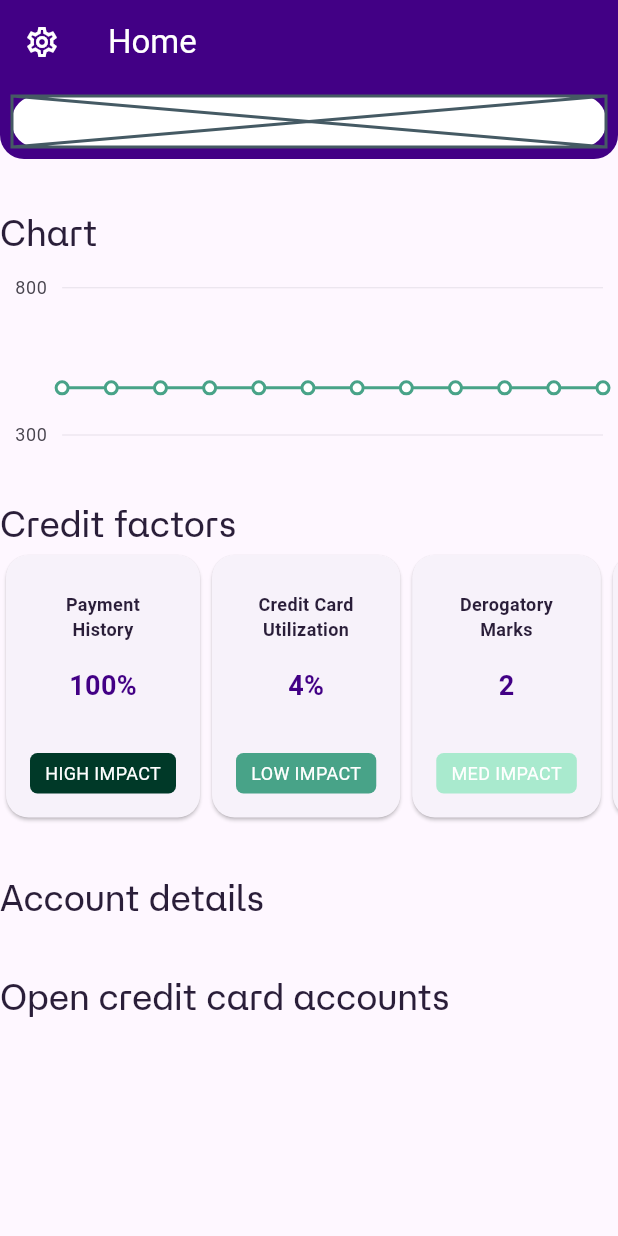
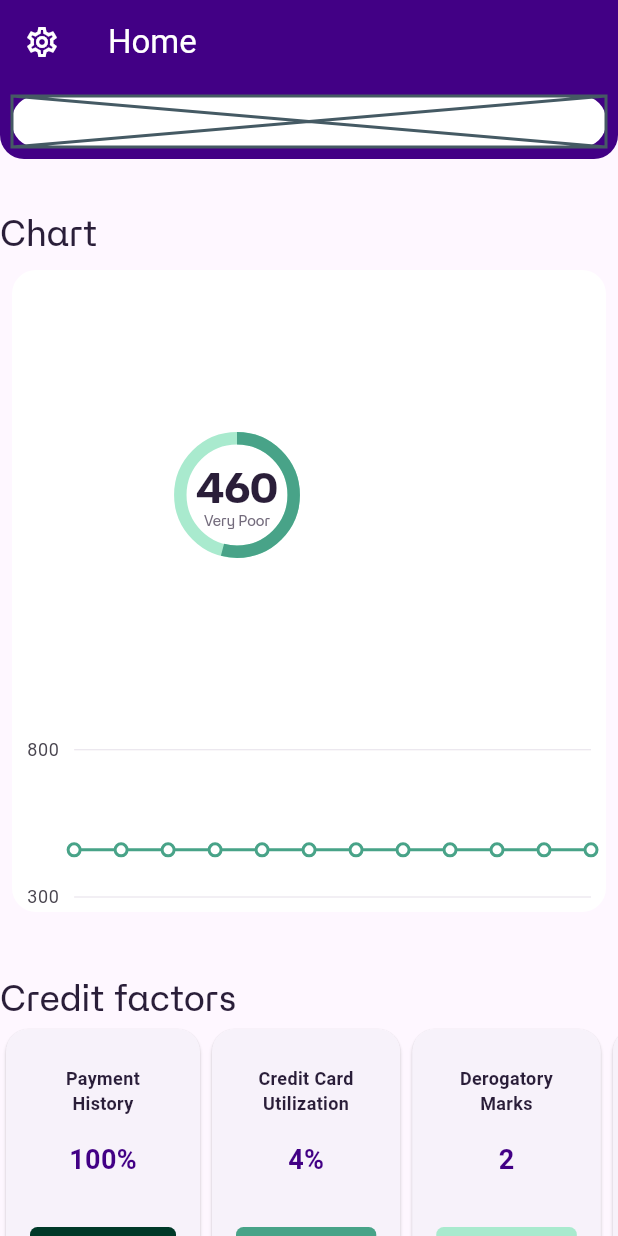
Before and after one commit to zizutg/meetava_pro, a Flutter app: the screen it shows after launch, on a phone screen of 412 x 824 dp. Run offline on Flutter 3.47's test engine with Material 3 defaults, Android fonts, the phone set to English and light mode, and no system bars; our stand-ins replace faker, flutter_riverpod, riverpod_annotation, syncfusion_flutter_charts; generated files the repository leaves out were written again.

Commit message:
radial chart-inprogress, Jun 12, 24

```diff
--- a/lib/src/models/credit_score_model.dart
+++ b/lib/src/models/credit_score_model.dart
@@ -3,8 +3,13 @@ class CreditScoreModel {
   final String subHeader;
   final String points;
   final String score_provider_institiution_name;
-  final List<int> monthlyScores = [];
+  bool atHeader = false;
+  final List<int> monthlyScores;
 
-  CreditScoreModel({required this.header, required this.subHeader, required this.points, required this.score_provider_institiution_name});
-
+  CreditScoreModel(
+      {required this.header,
+      required this.subHeader,
+      required this.points,
+      required this.monthlyScores,
+      required this.score_provider_institiution_name});
 }
--- a/lib/src/providers/credit_score_provider.dart
+++ b/lib/src/providers/credit_score_provider.dart
@@ -1,5 +1,6 @@
 import '../models/credit_score_model.dart';
 import 'package:riverpod_annotation/riverpod_annotation.dart';
+import 'dart:math';
 
 part 'credit_score_provider.g.dart';
 
@@ -11,6 +12,7 @@ class CreditScoreNotifier extends _$CreditScoreNotifier {
         header: 'header',
         subHeader: 'subHeader',
         points: 'points',
+        monthlyScores:List.generate(12, (_) => 300 + Random().nextInt(551)),
         score_provider_institiution_name: 'score_provider_institiution_name');
   }
 
@@ -32,4 +34,5 @@ class CreditScoreNotifier extends _$CreditScoreNotifier {
 
     return {description: score};
   }
+
 }
--- a/lib/src/ui/screens/home_screen.dart
+++ b/lib/src/ui/screens/home_screen.dart
@@ -4,6 +4,7 @@ import 'package:meetava_pro/src/models/credit_card_factor_model.dart';
 import 'package:meetava_pro/src/providers/credit_card_factor_provider.dart';
 import 'package:meetava_pro/src/ui/widgets/credit_factor_card.dart';
 import 'package:meetava_pro/src/ui/widgets/base_header.dart';
+import 'package:meetava_pro/src/ui/widgets/credit_score_widget.dart';
 import 'package:meetava_pro/src/ui/widgets/section_header.dart';
 import 'package:meetava_pro/src/util/color_palette.dart';
 import 'package:syncfusion_flutter_charts/charts.dart';
@@ -17,7 +18,7 @@ class MeetAvaHome extends ConsumerWidget {
   @override
   Widget build(BuildContext context, WidgetRef ref) {
     final creditCardFactors = ref.watch(creditCardFactorNotifierProvider);
-    final monthlyScores = ref.watch(monthlyScoresProvider);
+
     return Scaffold(
       appBar: AppBar(
           //shape: ROUNDED_RECTANGLE_BORDER,
@@ -39,36 +40,7 @@ class MeetAvaHome extends ConsumerWidget {
         children: [
           const BaseHeaderWidget(),
           const SectionHeader(title: 'Chart'),
-          SizedBox(
-            height: 128,
-            child: Center(
-                child: SfCartesianChart(
-              plotAreaBorderWidth: 0,
-              primaryXAxis: const NumericAxis(
-                isVisible: false,
-              ),
-              primaryYAxis: const NumericAxis(
-                axisLine: AxisLine(width: 0),
-                majorTickLines: MajorTickLines(width: 0),
-                minimum: 300,
-                maximum: 850,
-              ),
-              tooltipBehavior: TooltipBehavior(enable: true),
-              series: [
-                LineSeries<int, int>(
-                  color: Palette.medGreen,
-                  dataSource: monthlyScores,
-                  xValueMapper: (int value, int index) => index + 1,
-                  yValueMapper: (int value, int index) => value,
-                  markerSettings: MarkerSettings(
-                    isVisible: true,
-                  ),
-                  //dataLabelSettings: DataLabelSettings(isVisible: false),
-                  animationDuration: 3000, // Animation duration in milliseconds
-                )
-              ],
-            )),
-          ),
+          const CreditScoreWidget(),
           const SectionHeader(title: 'Credit factors'),
           SingleChildScrollView(
             scrollDirection: Axis.horizontal,
--- a/lib/src/ui/widgets/credit_factor_card.dart
+++ b/lib/src/ui/widgets/credit_factor_card.dart
@@ -26,7 +26,7 @@ class CreditFactorCard extends ConsumerWidget {
           mainAxisSize: MainAxisSize.min,
           crossAxisAlignment: CrossAxisAlignment.center,
           children: [
-            small_gap,
+            smallGap,
             SizedBox(
               width: 90,
               child: Center(
@@ -43,7 +43,7 @@ class CreditFactorCard extends ConsumerWidget {
                 ),
               ),
             ),
-            med_gap,
+            medGap,
             Text(
               creditFactorModel.number,
               style: const TextStyle(
@@ -52,7 +52,7 @@ class CreditFactorCard extends ConsumerWidget {
                 color: Palette.deepPurple,
               ),
             ),
-            huge_gap,
+            hugeGap,
             Container(
               padding: const EdgeInsets.symmetric(vertical: 5, horizontal: 10),
               decoration: BoxDecoration(
--- /dev/null
+++ b/lib/src/ui/widgets/credit_score_widget.dart
@@ -0,0 +1,111 @@
+import 'package:flutter/material.dart';
+import 'package:flutter_riverpod/flutter_riverpod.dart';
+import 'package:meetava_pro/src/providers/credit_score_provider.dart';
+import 'package:meetava_pro/src/ui/widgets/white_rounded_constainer.dart';
+import 'package:meetava_pro/src/util/constants.dart';
+import 'package:syncfusion_flutter_charts/charts.dart';
+import '../../util/color_palette.dart';
+
+class CreditScoreWidget extends ConsumerWidget {
+  const CreditScoreWidget({super.key});
+
+  @override
+  Widget build(BuildContext context, WidgetRef ref) {
+    final creditScoreData = ref.watch(creditScoreNotifierProvider);
+    final creditScoreNotifier = ref.read(creditScoreNotifierProvider.notifier);
+    final textTheme = ref.watch(textThemeProvider);
+    final Map<String, int> radialChartData =
+        creditScoreNotifier.getDescriptionAndScore();
+
+    return WhiteRoundedConstainer(
+        child: Column(
+      children: [
+        Row(
+          children: [
+            // Column for the text and points widget
+            const Column(
+              children: [],
+            ),
+            // Radial Bar goes here
+            Visibility(
+                child: Center(
+              child: SfCircularChart(
+                annotations: [
+                  CircularChartAnnotation(
+                      widget: RichText(
+                    textAlign: TextAlign.center,
+                    text: TextSpan(
+                      text: '${creditScoreData.monthlyScores.last}\n',
+                      style: textTheme.displayMedium!
+                          .copyWith(color: Palette.darkPurple),
+                      children: [
+                        TextSpan(
+                            text: creditScoreNotifier
+                                .getDescriptionAndScore()
+                                .keys
+                                .first,
+                            style: textTheme.bodySmall)
+                      ],
+                    ),
+                  )),
+                ],
+                series: <CircularSeries>[
+                  RadialBarSeries<MapEntry<String, int>, String>(
+                    name: 'love',
+                    maximumValue: 850,
+                    radius: '30%',
+                    innerRadius: '80%',
+                    enableTooltip: false,
+                    dataSource: radialChartData.entries.toList(),
+                    xValueMapper: (MapEntry<String, int> data, _) => data.key,
+                    yValueMapper: (MapEntry<String, int> data, _) =>
+                        data.value.toDouble(),
+                    pointColorMapper: (MapEntry<String, int> data, _) =>
+                        Palette.medGreen,
+                    trackColor: Palette.lightGreen,
+                    dataLabelSettings: const DataLabelSettings(
+                        isVisible: false, color: Palette.medGreen),
+                  ),
+                ],
+              ),
+            ))
+          ],
+        ),
+        // Chart goes here
+        Visibility(
+          visible: true,
+          child: SizedBox(
+            height: 128,
+            child: Center(
+                child: SfCartesianChart(
+              plotAreaBorderWidth: 0,
+              primaryXAxis: const NumericAxis(
+                isVisible: false,
+              ),
+              primaryYAxis: const NumericAxis(
+                axisLine: AxisLine(width: 0),
+                majorTickLines: MajorTickLines(width: 0),
+                minimum: 300,
+                maximum: 850,
+              ),
+              tooltipBehavior: TooltipBehavior(enable: true),
+              series: [
+                LineSeries<int, int>(
+                  color: Palette.medGreen,
+                  dataSource: creditScoreData.monthlyScores,
+                  xValueMapper: (int value, int index) => index + 1,
+                  yValueMapper: (int value, int index) => value,
+                  markerSettings: const MarkerSettings(
+                    isVisible: true,
+                  ),
+                  //dataLabelSettings: DataLabelSettings(isVisible: false),
+                  animationDuration: 3000, // Animation duration in milliseconds
+                )
+              ],
+            )),
+          ),
+        )
+      ],
+    ));
+  }
+}
--- a/lib/src/ui/widgets/section_header.dart
+++ b/lib/src/ui/widgets/section_header.dart
@@ -8,14 +8,14 @@ class SectionHeader extends ConsumerWidget {
   final String title;
   @override
   Widget build(BuildContext context, WidgetRef ref) {
-    final themeText = ref.watch(textThemeProvider);
+    final textTheme = ref.watch(textThemeProvider);
     return Container(
       alignment: Alignment.bottomLeft,
       width: double.infinity,
       child: Column(
         children: [
-          huge_gap,
-          Text(title, style: themeText.displaySmall
+          hugeGap,
+          Text(title, style: textTheme.displaySmall
               //!.copyWith(fontWeight: FontWeight.bold),
               ),
         ],
--- a/lib/src/util/constants.dart
+++ b/lib/src/util/constants.dart
@@ -47,12 +47,7 @@ const TextTheme avaTextTheme = TextTheme(
 @riverpod
 TextTheme textTheme(ref) => avaTextTheme.apply(fontFamily: 'AtHaussAero');
 
-
-@riverpod
-List<int> monthlyScores(ref) => List.generate(12, (_) => 300 + Random().nextInt(551));
-
-
-const small_gap = SizedBox(height: 8);
-const med_gap = SizedBox(height: 16);
-const large_gap = SizedBox(height: 24);
-const huge_gap = SizedBox(height: 32);
+const smallGap = SizedBox(height: 8);
+const medGap = SizedBox(height: 16);
+const largeGap = SizedBox(height: 24);
+const hugeGap = SizedBox(height: 32);
```
Also changed, not shown: lib/src/providers/credit_score_provider.g.dart, lib/src/util/constants.g.dart.
